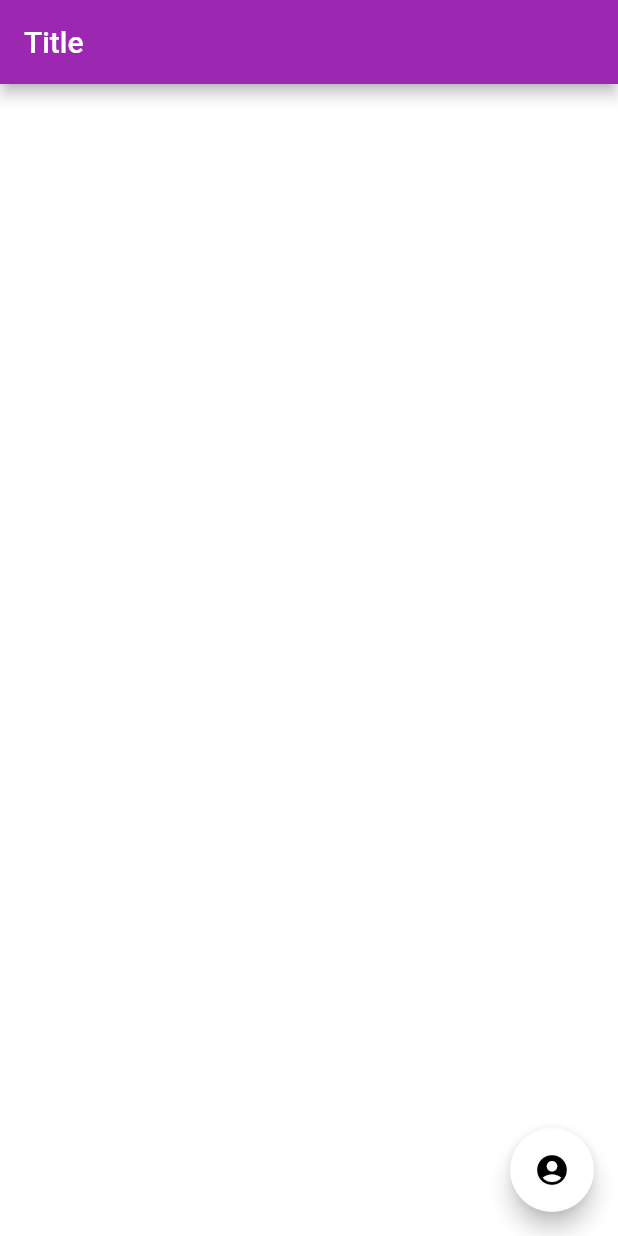
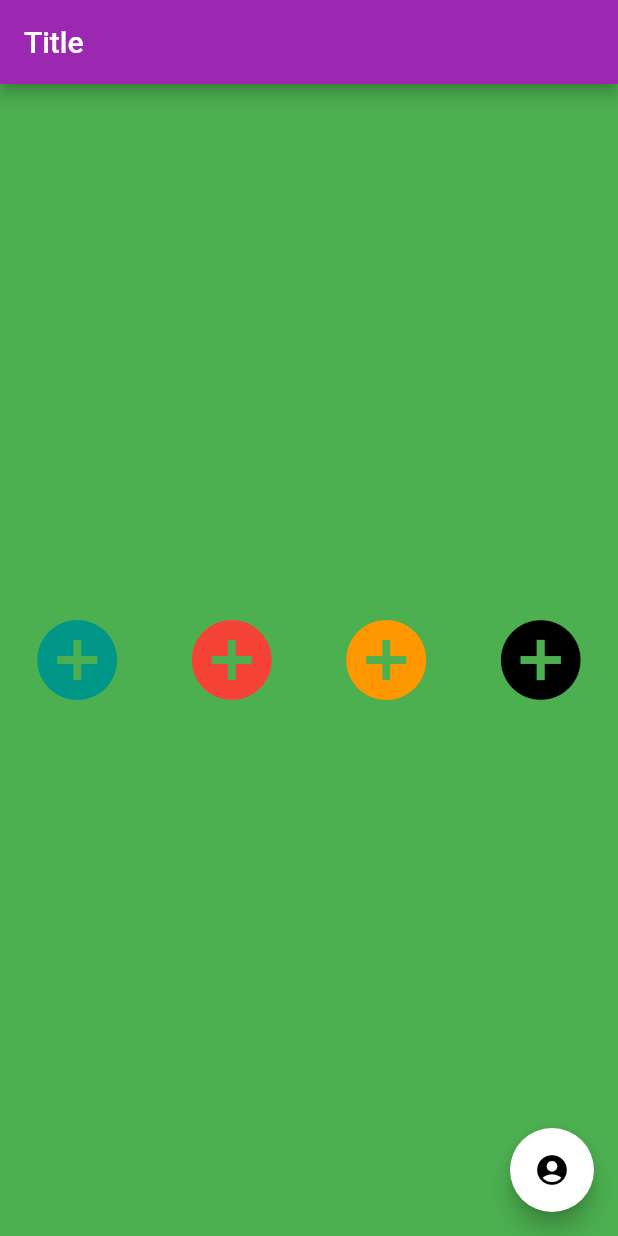
Before and after one commit to Gokdenizsari/Flutter_first_app, a Flutter app: the screen it shows after launch, on a phone screen of 412 x 824 dp. Run offline on Flutter 3.47's test engine with Material 2 defaults, Android fonts, the phone set to English and light mode, and no system bars.

Commit message:
Update main.dart

```diff
--- a/lib/main.dart
+++ b/lib/main.dart
@@ -18,7 +18,36 @@ class MyApp extends StatelessWidget {
           ),
           backgroundColor: Colors.purple,
         ),
-        body: Container(),
+        body: Container(
+          color: Colors.green,
+          /*height: 400,*/
+          child: Row(
+            mainAxisSize: MainAxisSize.max,
+              mainAxisAlignment: MainAxisAlignment.spaceAround,
+              crossAxisAlignment: CrossAxisAlignment.stretch,
+              children: [
+                Icon(
+                  Icons.add_circle,
+                  size: 64,
+                  color: Colors.teal,
+                ),
+                Icon(
+                  Icons.add_circle,
+                  size: 64,
+                  color: Colors.red,
+                ),
+                Icon(
+                  Icons.add_circle,
+                  size: 64,
+                  color: Colors.orange,
+                ),
+                Icon(
+                  Icons.add_circle,
+                  size: 64,
+                  color: Colors.black,
+                )
+              ]),
+        ),
         floatingActionButton: FloatingActionButton(
             onPressed: () {
               debugPrint("Click");
```
